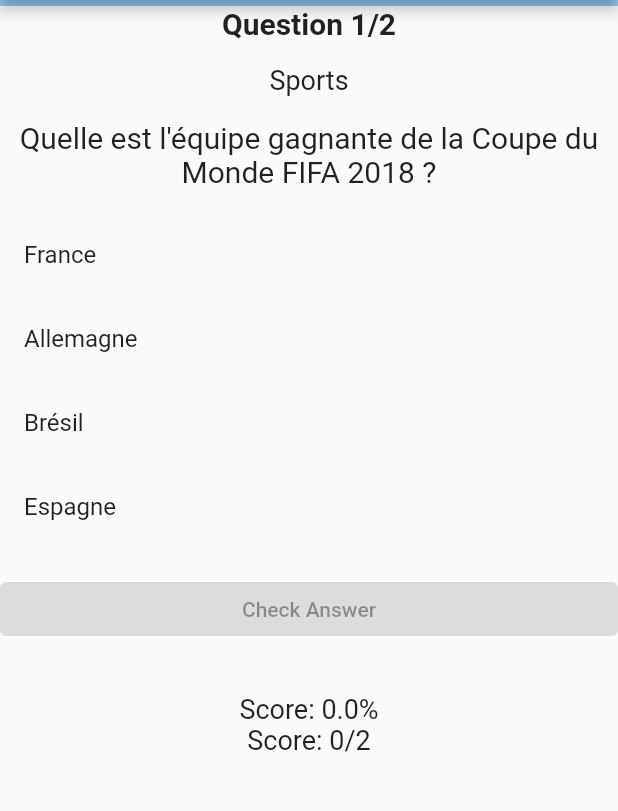
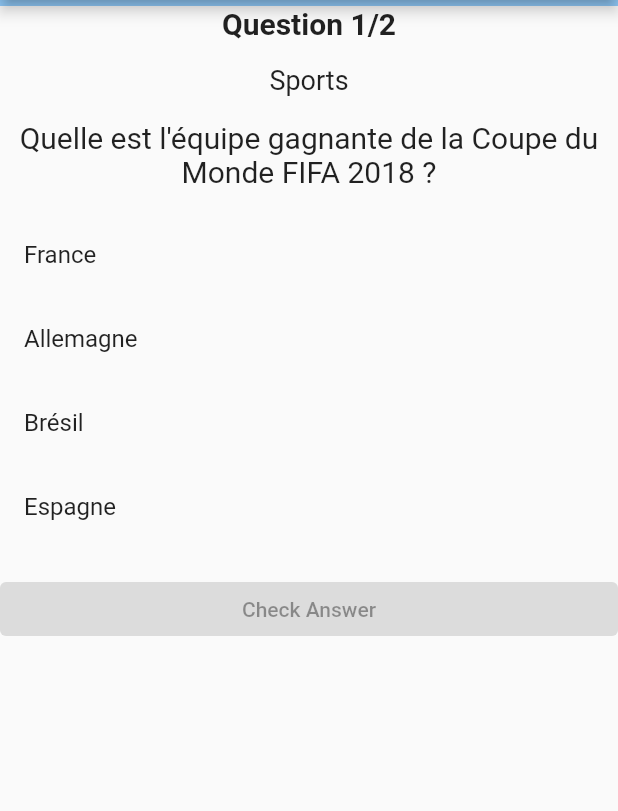
Before and after one commit to flutter-preview/Djeevs-Jean-flutter_quiz_app, a Flutter app: the screen it shows after launch, on a phone screen of 412 x 824 dp, the part 84-895 px from its top. Run offline on Flutter 3.47's test engine with Material 2 defaults, Android fonts, the phone set to English and light mode, and no system bars.

Commit message:
version 13-1

```diff
--- a/lib/screens/quiz_screen.dart
+++ b/lib/screens/quiz_screen.dart
@@ -168,16 +168,7 @@ class _QuizScreenState extends State<QuizScreen> {
                     child: Text('Next Question',selectionColor: Colors.cyan,),
                   ),
                 SizedBox(height: 16),
-                Text(
-                    'Score: ${getScorePercentage().toStringAsFixed(1)}%',
-                    style: TextStyle(fontSize: 18),
-                    textAlign: TextAlign.center,
-                  ),
-                Text(
-                  'Score: $score/${questions.length}',
-                  style: TextStyle(fontSize: 18),
-                  textAlign: TextAlign.center,
-                ),
+
 
 
               ],
```
